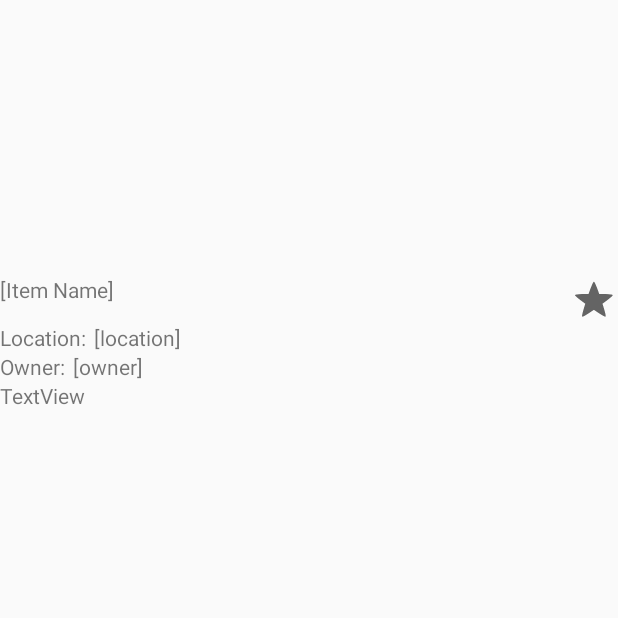
After one commit to pdrumm/Satchel, an Android app: the ItemDetailActivity screen opened directly, with no data from a screen before it, on a phone screen of 412 x 824 dp, the top half of it. The commit adds this screen. Run offline under Robolectric (Android 15) with nearby library versions, the phone set to English and light mode, and no system bars; our stand-ins replace Firebase (no records; nobody signed in at launch, a user with empty details on screens opened directly); 6 statements that could not run were skipped.

Commit message:
added initial item detail page; update Item followers upon new Item

```diff
--- a/app/build.gradle
+++ b/app/build.gradle
@@ -52,4 +52,5 @@ dependencies {
 
 
 
+
 apply plugin: 'com.google.gms.google-services'
--- /dev/null
+++ b/app/src/main/java/com/cse40333/satchel/ItemDetailActivity.java
@@ -0,0 +1,191 @@
+package com.cse40333.satchel;
+
+import android.content.Context;
+import android.graphics.BitmapFactory;
+import android.support.annotation.NonNull;
+import android.support.v7.app.AppCompatActivity;
+import android.os.Bundle;
+import android.util.Log;
+import android.view.LayoutInflater;
+import android.view.View;
+import android.widget.CheckBox;
+import android.widget.CompoundButton;
+import android.widget.ImageView;
+import android.widget.LinearLayout;
+import android.widget.TextView;
+
+import com.cse40333.satchel.firebaseNodes.Item;
+import com.cse40333.satchel.firebaseNodes.User;
+import com.cse40333.satchel.firebaseNodes.UserItem;
+import com.google.android.gms.tasks.OnFailureListener;
+import com.google.android.gms.tasks.OnSuccessListener;
+import com.google.firebase.auth.FirebaseAuth;
+import com.google.firebase.database.DataSnapshot;
+import com.google.firebase.database.DatabaseError;
+import com.google.firebase.database.DatabaseReference;
+import com.google.firebase.database.FirebaseDatabase;
+import com.google.firebase.database.ValueEventListener;
+import com.google.firebase.storage.FileDownloadTask;
+import com.google.firebase.storage.FirebaseStorage;
+import com.google.firebase.storage.StorageReference;
+
+import java.io.File;
+import java.io.IOException;
+import java.util.ArrayList;
+import java.util.HashMap;
+
+public class ItemDetailActivity extends AppCompatActivity {
+
+    // id of the firebase element being displayed
+    String itemId;
+
+    // Firebase references
+    private FirebaseAuth mAuth;
+    private StorageReference mStorageRef;
+    private FirebaseDatabase mDatabase;
+
+    @Override
+    protected void onCreate(Bundle savedInstanceState) {
+        super.onCreate(savedInstanceState);
+        setContentView(R.layout.activity_item_detail);
+
+        // Instantiate Firebase
+        mAuth = FirebaseAuth.getInstance();
+        mStorageRef = FirebaseStorage.getInstance().getReference();
+        mDatabase = FirebaseDatabase.getInstance();
+
+        // Retrieve bundle extras
+        itemId = getIntent().getStringExtra("itemId");
+
+        // Add Firebase Listeners
+        addItemListener();
+        addUserItemListener();
+
+        // Update favorite field in FB when star is clicked
+        addFavoriteClickListener();
+    }
+
+    private void addItemListener() {
+        DatabaseReference itemsRef = mDatabase.getReference("items").child(itemId);
+        // Read from the database
+        itemsRef.addValueEventListener(new ValueEventListener() {
+            @Override
+            public void onDataChange(DataSnapshot dataSnapshot) {
+                // This method is called once with the initial value and again
+                // whenever data at this location is updated.
+                Item value = dataSnapshot.getValue(Item.class);
+                setItemImages(value.thumbnailPath);
+                setItemDetails(value);
+            }
+
+            @Override
+            public void onCancelled(DatabaseError error) {
+                // Failed to read value
+                Log.w("Firebase Error", "Failed to read value.", error.toException());
+            }
+        });
+    }
+
+    private void addUserItemListener() {
+        DatabaseReference userItemsRef = mDatabase.getReference("userItems").child(mAuth.getCurrentUser().getUid()).child(itemId);
+        // Read from the database
+        userItemsRef.addValueEventListener(new ValueEventListener() {
+            @Override
+            public void onDataChange(DataSnapshot dataSnapshot) {
+                // This method is called once with the initial value and again
+                // whenever data at this location is updated.
+                UserItem value = dataSnapshot.getValue(UserItem.class);
+                setUserItemDetails(value);
+            }
+
+            @Override
+            public void onCancelled(DatabaseError error) {
+                // Failed to read value
+                Log.w("Firebase Error", "Failed to read value.", error.toException());
+            }
+        });
+    }
+
+    private void addFollowersToList(ArrayList<String> followerIds) {
+        // Get list inflator
+        final LinearLayout itemFollowers = (LinearLayout) findViewById(R.id.itemFollowersList);
+        final LayoutInflater linf = LayoutInflater.from(ItemDetailActivity.this);
+        // Get user names from FB
+        DatabaseReference usersRef = mDatabase.getReference("users");
+        for (String followerId : followerIds) {
+            usersRef.child(followerId).addListenerForSingleValueEvent(new ValueEventListener() {
+                @Override
+                public void onDataChange(DataSnapshot dataSnapshot) {
+                    View v = linf.inflate(android.R.layout.simple_list_item_1, null);
+                    ((TextView) v.findViewById(android.R.id.text1)).setText(dataSnapshot.getValue(User.class).displayName);
+                    itemFollowers.addView(v);
+                }
+
+                @Override
+                public void onCancelled(DatabaseError databaseError) {
+
+                }
+            });
+        }
+    }
+
+    private void setItemDetails(Item item) {
+        // get Layout views
+        TextView itemNameView = (TextView) findViewById(R.id.itemName);
+        TextView itemLocationView = (TextView) findViewById(R.id.itemLocation);
+        // set view values
+        itemNameView.setText(item.name);
+        itemLocationView.setText(item.location);
+        // set followers list
+        addFollowersToList(item.followers);
+    }
+
+    private void setUserItemDetails(UserItem item) {
+        // get Layout views
+        TextView itemOwnerView = (TextView) findViewById(R.id.itemOwner);
+        CheckBox itemFavoriteView = (CheckBox) findViewById(R.id.itemFavorite);
+        // set view values
+        itemOwnerView.setText(item.ownerName);
+        itemFavoriteView.setChecked(item.favorite);
+    }
+
+    private void setItemImages(String path) {
+        try {
+            StorageReference thumbnailRef = mStorageRef.child(path);
+            final File localFile = File.createTempFile("thumbnail", "jpg");
+            thumbnailRef.getFile(localFile).addOnSuccessListener(new OnSuccessListener<FileDownloadTask.TaskSnapshot>() {
+                @Override
+                public void onSuccess(FileDownloadTask.TaskSnapshot taskSnapshot) {
+                    // Successfully downloaded data to local file
+                    ImageView itemThumbnail = (ImageView) findViewById(R.id.itemThumbnail);
+                    itemThumbnail.setImageBitmap(BitmapFactory.decodeFile(localFile.getAbsolutePath()));
+                }
+            }).addOnFailureListener(new OnFailureListener() {
+                @Override
+                public void onFailure(@NonNull Exception exception) {
+                    // Handle failed download
+                    ImageView itemThumbnail = (ImageView) findViewById(R.id.itemThumbnail);
+                    itemThumbnail.setImageResource(R.drawable.ic_add_photo_light);
+                }
+            });
+        } catch (IOException e) {
+            // Failed to create new local file
+            ImageView itemThumbnail = (ImageView) findViewById(R.id.itemThumbnail);
+            itemThumbnail.setImageResource(R.drawable.ic_add_photo_light);
+        }
+    }
+
+    private void addFavoriteClickListener() {
+        CheckBox favStarCb = (CheckBox) findViewById(R.id.itemFavorite);
+        favStarCb.setOnCheckedChangeListener(new CompoundButton.OnCheckedChangeListener() {
+            @Override
+            public void onCheckedChanged(CompoundButton buttonView, boolean isChecked) {
+                DatabaseReference userItemsRef = mDatabase.getReference("userItems").child(mAuth.getCurrentUser().getUid()).child(itemId);
+                HashMap<String, Object> hm = new HashMap<String, Object>();
+                hm.put("favorite", isChecked);
+                userItemsRef.updateChildren(hm);
+            }
+        });
+    }
+
+}
--- /dev/null
+++ b/app/src/main/java/com/cse40333/satchel/MaxHeightScrollView.java
@@ -0,0 +1,62 @@
+package com.cse40333.satchel;
+
+import android.annotation.TargetApi;
+import android.content.Context;
+import android.content.res.TypedArray;
+import android.graphics.Canvas;
+import android.graphics.Color;
+import android.graphics.Paint;
+import android.graphics.drawable.Drawable;
+import android.os.Build;
+import android.text.TextPaint;
+import android.util.AttributeSet;
+import android.view.View;
+import android.widget.ScrollView;
+
+public class MaxHeightScrollView extends ScrollView {
+
+    private int maxHeight;
+    private final int defaultHeight = 200;
+
+    public MaxHeightScrollView(Context context) {
+        super(context);
+    }
+
+    public MaxHeightScrollView(Context context, AttributeSet attrs) {
+        super(context, attrs);
+        if (!isInEditMode()) {
+            init(context, attrs);
+        }
+    }
+
+    public MaxHeightScrollView(Context context, AttributeSet attrs, int defStyleAttr) {
+        super(context, attrs, defStyleAttr);
+        if (!isInEditMode()) {
+            init(context, attrs);
+        }
+    }
+
+    @TargetApi(Build.VERSION_CODES.LOLLIPOP)
+    public MaxHeightScrollView(Context context, AttributeSet attrs, int defStyleAttr, int defStyleRes) {
+        super(context, attrs, defStyleAttr, defStyleRes);
+        if (!isInEditMode()) {
+            init(context, attrs);
+        }
+    }
+
+    private void init(Context context, AttributeSet attrs) {
+        if (attrs != null) {
+            TypedArray styledAttrs = context.obtainStyledAttributes(attrs, R.styleable.MaxHeightScrollView);
+            //200 is a defualt value
+            maxHeight = styledAttrs.getDimensionPixelSize(R.styleable.MaxHeightScrollView_maxHeight, defaultHeight);
+
+            styledAttrs.recycle();
+        }
+    }
+
+    @Override
+    protected void onMeasure(int widthMeasureSpec, int heightMeasureSpec) {
+        heightMeasureSpec = MeasureSpec.makeMeasureSpec(maxHeight, MeasureSpec.AT_MOST);
+        super.onMeasure(widthMeasureSpec, heightMeasureSpec);
+    }
+}
--- a/app/src/main/java/com/cse40333/satchel/NewItemActivity.java
+++ b/app/src/main/java/com/cse40333/satchel/NewItemActivity.java
@@ -169,7 +169,7 @@ public class NewItemActivity extends AppCompatActivity {
                 DatabaseReference itemsRef = database.getReference("items").push();
                 String newItemKey = itemsRef.getKey();
                 String thumbnailPath = (imageSelector.imageUri == null ? "default" : newItemKey) + "/thumbnail.jpg";
-                itemsRef.setValue(new Item(itemNameVal, mAuth.getCurrentUser().getUid(), thumbnailPath, "[location of the item]"));
+                itemsRef.setValue(new Item(itemNameVal, mAuth.getCurrentUser().getUid(), thumbnailPath, "[location of the item]", followerIds));
                 // - userItems
                 //   + curr user
                 DatabaseReference userItemsRef = database.getReference("userItems").child(mAuth.getCurrentUser().getUid()).child(newItemKey);
--- a/app/src/main/java/com/cse40333/satchel/firebaseNodes/UserItem.java
+++ b/app/src/main/java/com/cse40333/satchel/firebaseNodes/UserItem.java
@@ -12,6 +12,10 @@ public class UserItem {
 
     public UserItem() {}
 
+    public UserItem(boolean favorite) {
+        this.favorite = favorite;
+    }
+
     public UserItem(String name, String ownerName, String thumbnailPath, boolean favorite) {
         this.name = name;
         this.ownerName = ownerName;
--- /dev/null
+++ b/app/src/main/res/layout/activity_item_detail.xml
@@ -0,0 +1,109 @@
+<?xml version="1.0" encoding="utf-8"?>
+<LinearLayout
+    xmlns:android="http://schemas.android.com/apk/res/android"
+    xmlns:app="http://schemas.android.com/apk/res-auto"
+    xmlns:tools="http://schemas.android.com/tools"
+    android:orientation="vertical"
+    android:layout_width="match_parent"
+    android:layout_height="match_parent"
+    tools:context="com.cse40333.satchel.ItemDetailActivity"
+    android:weightSum="100"
+    >
+
+    <ImageView
+        android:id="@+id/itemThumbnail"
+        android:layout_width="match_parent"
+        android:layout_height="0dp"
+        android:layout_weight="25"
+        />
+
+    <RelativeLayout
+        android:layout_width="match_parent"
+        android:layout_height="wrap_content">
+
+        <TextView
+            android:id="@+id/itemName"
+            android:layout_width="wrap_content"
+            android:layout_height="wrap_content"
+            android:text="[Item Name]" />
+
+        <CheckBox
+            android:id="@+id/itemFavorite"
+            style="?android:attr/starStyle"
+            android:layout_width="wrap_content"
+            android:layout_height="wrap_content"
+            android:layout_alignParentRight="true" />
+
+    </RelativeLayout>
+
+    <RelativeLayout
+        android:layout_width="match_parent"
+        android:layout_height="wrap_content">
+
+        <TextView
+            android:id="@+id/itemLocationLabel"
+            android:layout_width="wrap_content"
+            android:layout_height="wrap_content"
+            android:text="Location:"
+            android:layout_marginRight="5dp"
+            />
+
+        <TextView
+            android:id="@+id/itemLocation"
+            android:layout_width="wrap_content"
+            android:layout_height="wrap_content"
+            android:text="[location]"
+            android:layout_toEndOf="@+id/itemLocationLabel"
+            />
+
+    </RelativeLayout>
+
+    <RelativeLayout
+        android:layout_width="match_parent"
+        android:layout_height="wrap_content">
+
+        <TextView
+            android:id="@+id/itemOwnerLabel"
+            android:layout_width="wrap_content"
+            android:layout_height="wrap_content"
+            android:layout_marginRight="5dp"
+            android:text="Owner:" />
+
+        <TextView
+            android:id="@+id/itemOwner"
+            android:layout_width="wrap_content"
+            android:layout_height="wrap_content"
+            android:layout_toEndOf="@+id/itemOwnerLabel"
+            android:text="[owner]" />
+
+    </RelativeLayout>
+
+    <RelativeLayout
+        android:layout_width="match_parent"
+        android:layout_height="wrap_content">
+
+        <TextView
+            android:id="@+id/itemFollowersLabel"
+            android:layout_width="wrap_content"
+            android:layout_height="wrap_content"
+            android:text="TextView" />
+
+        <com.cse40333.satchel.MaxHeightScrollView
+            android:layout_width="match_parent"
+            android:layout_height="wrap_content"
+            app:maxHeight="100dp"
+            android:layout_toEndOf="@id/itemFollowersLabel"
+            >
+
+            <LinearLayout
+                android:id="@+id/itemFollowersList"
+                android:layout_width="match_parent"
+                android:layout_height="wrap_content"
+                android:orientation="vertical" />
+
+        </com.cse40333.satchel.MaxHeightScrollView>
+
+    </RelativeLayout>
+
+
+</LinearLayout>
--- /dev/null
+++ b/app/src/main/res/values/attrs_max_height_scroll_view.xml
@@ -0,0 +1,5 @@
+<resources>
+    <declare-styleable name="MaxHeightScrollView">
+        <attr name="maxHeight" format="dimension" />
+    </declare-styleable>
+</resources>
```
Also changed, not shown: app/src/main/AndroidManifest.xml (+7 -5 lines), app/src/main/java/com/cse40333/satchel/ItemsFragment.java (+21 -0 lines), app/src/main/java/com/cse40333/satchel/firebaseNodes/Item.java (+11 -1 lines).
